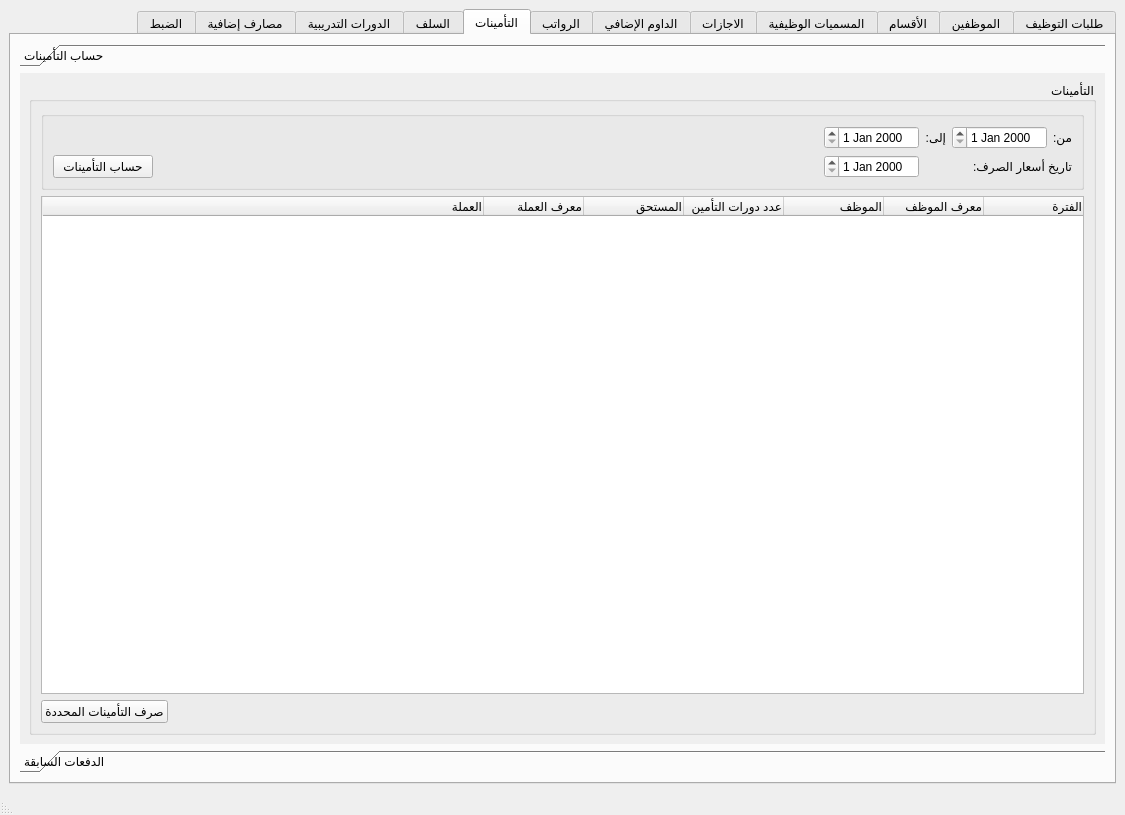
Qt form Ui_HR.ui (rabee361/E-commerce2) before a commit.
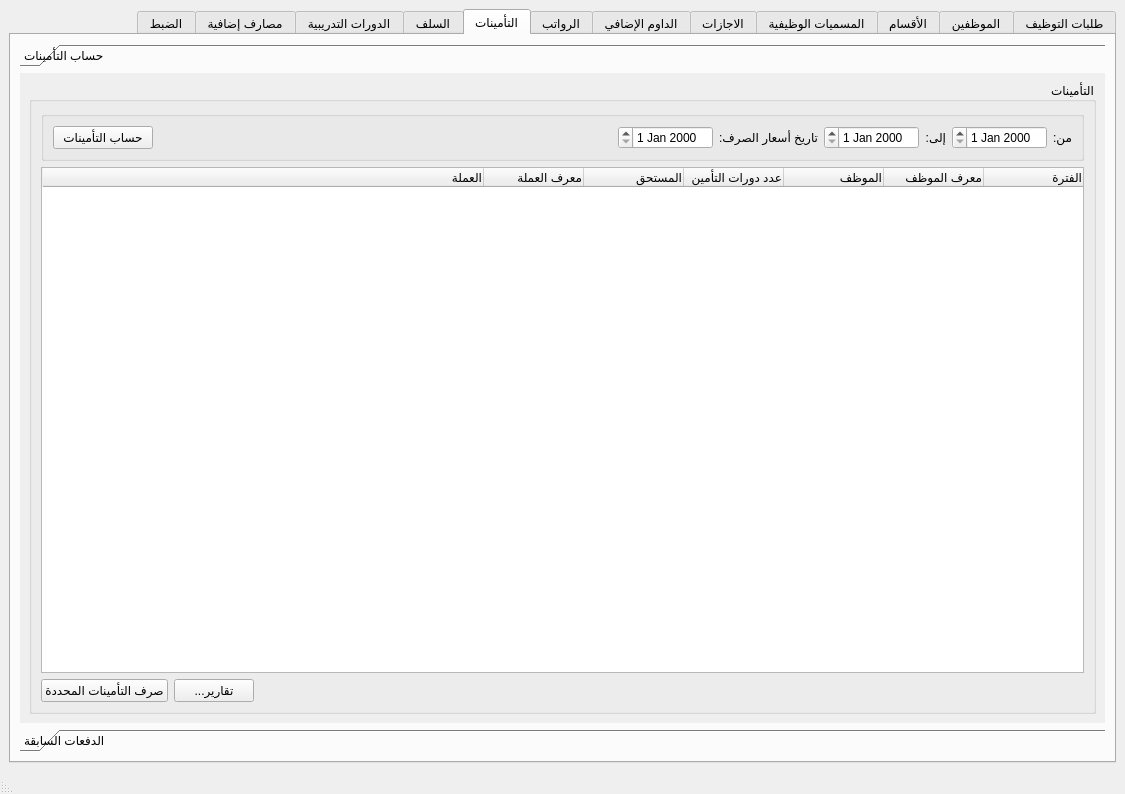
The same form after that commit. The open tabs and pages were chosen to show the change. Icons and pictures are not drawn.

Patch:
```diff
--- a/Ui_HR.ui
+++ b/Ui_HR.ui
@@ -10,7 +10,7 @@
     <x>0</x>
     <y>0</y>
     <width>1125</width>
-    <height>815</height>
+    <height>794</height>
    </rect>
   </property>
   <property name="minimumSize">
@@ -6609,7 +6609,7 @@
              <x>0</x>
              <y>0</y>
              <width>1083</width>
-             <height>658</height>
+             <height>637</height>
             </rect>
            </property>
            <attribute name="label">
@@ -6634,7 +6634,7 @@
                <string>التأمينات</string>
               </property>
               <layout class="QGridLayout" name="gridLayout_80">
-               <item row="0" column="0" colspan="2">
+               <item row="0" column="0" colspan="3">
                 <widget class="QGroupBox" name="groupBox_22">
                  <property name="title">
                   <string/>
@@ -6653,8 +6653,18 @@
                     </property>
                    </widget>
                   </item>
-                  <item row="0" column="1">
-                   <widget class="QDateEdit" name="insurance_from_date_input"/>
+                  <item row="0" column="4">
+                   <widget class="QLabel" name="label_94">
+                    <property name="maximumSize">
+                     <size>
+                      <width>9999999</width>
+                      <height>16777215</height>
+                     </size>
+                    </property>
+                    <property name="text">
+                     <string>تاريخ أسعار الصرف:</string>
+                    </property>
+                   </widget>
                   </item>
                   <item row="0" column="2">
                    <widget class="QLabel" name="label_87">
@@ -6672,23 +6682,13 @@
                   <item row="0" column="3">
                    <widget class="QDateEdit" name="insurance_to_date_input"/>
                   </item>
-                  <item row="1" column="0" colspan="2">
-                   <widget class="QLabel" name="label_94">
-                    <property name="maximumSize">
-                     <size>
-                      <width>9999999</width>
-                      <height>16777215</height>
-                     </size>
-                    </property>
-                    <property name="text">
-                     <string>تاريخ أسعار الصرف:</string>
-                    </property>
-                   </widget>
+                  <item row="0" column="1">
+                   <widget class="QDateEdit" name="insurance_from_date_input"/>
                   </item>
-                  <item row="1" column="3">
+                  <item row="0" column="5">
                    <widget class="QDateEdit" name="insurance_exchange_price_date_input"/>
                   </item>
-                  <item row="1" column="4">
+                  <item row="0" column="6">
                    <spacer name="horizontalSpacer_52">
                     <property name="orientation">
                      <enum>Qt::Horizontal</enum>
@@ -6701,7 +6701,7 @@
                     </property>
                    </spacer>
                   </item>
-                  <item row="1" column="5">
+                  <item row="0" column="7">
                    <widget class="QPushButton" name="insurance_calculate_btn">
                     <property name="minimumSize">
                      <size>
@@ -6717,7 +6717,7 @@
                  </layout>
                 </widget>
                </item>
-               <item row="1" column="0" colspan="2">
+               <item row="1" column="0" colspan="3">
                 <widget class="QTreeWidget" name="insurance_result_tree">
                  <column>
                   <property name="text">
@@ -6791,6 +6791,13 @@
                 </spacer>
                </item>
                <item row="2" column="1">
+                <widget class="QPushButton" name="insurance_report">
+                 <property name="text">
+                  <string>...تقارير</string>
+                 </property>
+                </widget>
+               </item>
+               <item row="2" column="2">
                 <widget class="QPushButton" name="insurance_process_btn">
                  <property name="text">
                   <string>صرف التأمينات المحددة</string>
```
Left out of the diff: 14 changed lines with no effect on the pictures.
